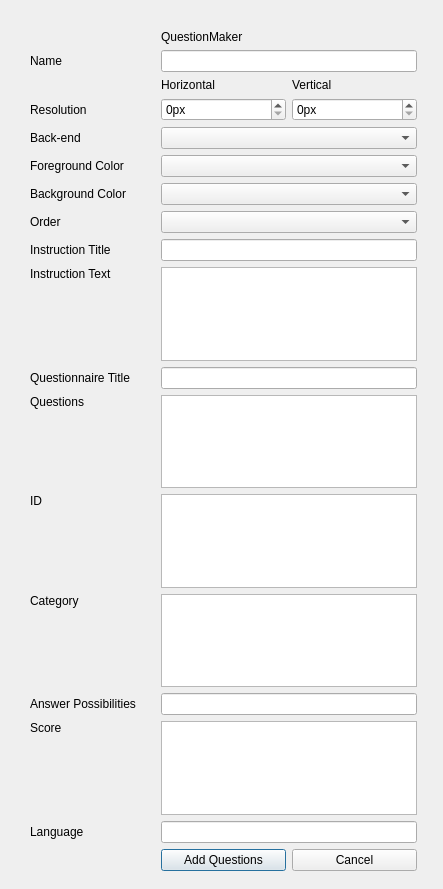
Qt form resources/questionnairecreator.ui (dev-jam/opensesame-toolbox) before a commit.
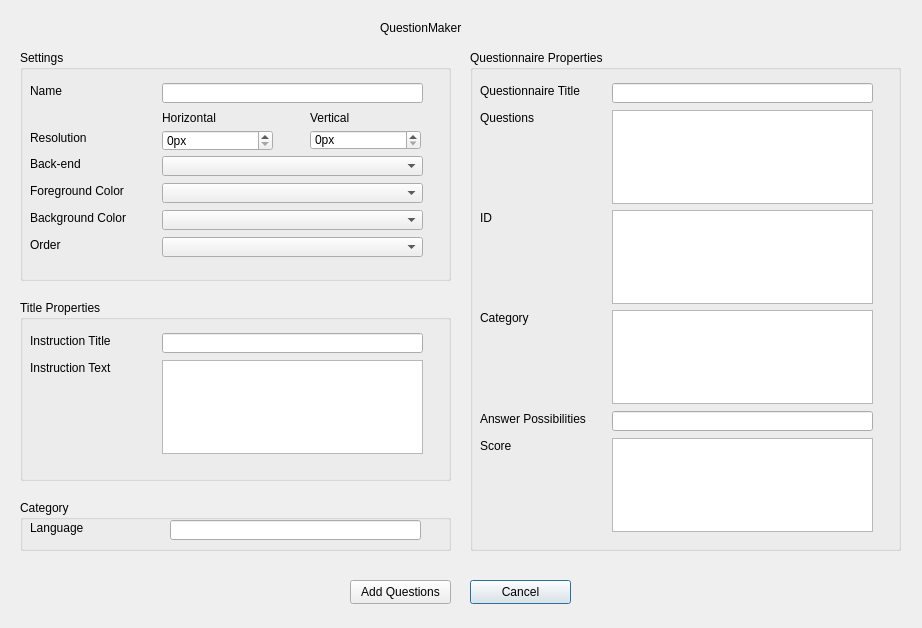
The same form after that commit.

The edit to the form file:
```diff
--- a/resources/questionnairecreator.ui
+++ b/resources/questionnairecreator.ui
@@ -6,226 +6,550 @@
    <rect>
     <x>0</x>
     <y>0</y>
-    <width>443</width>
-    <height>889</height>
+    <width>922</width>
+    <height>628</height>
    </rect>
   </property>
   <property name="windowTitle">
    <string>Dialog</string>
   </property>
-  <widget class="QWidget" name="layoutWidget">
+  <widget class="QGroupBox" name="groupBox">
    <property name="geometry">
     <rect>
-     <x>30</x>
-     <y>30</y>
-     <width>387</width>
-     <height>841</height>
+     <x>20</x>
+     <y>50</y>
+     <width>431</width>
+     <height>231</height>
     </rect>
    </property>
-   <layout class="QGridLayout" name="gridLayout">
-    <item row="7" column="1" colspan="2">
-     <widget class="QComboBox" name="orderComboBox"/>
-    </item>
-    <item row="7" column="0">
-     <widget class="QLabel" name="orderLabel">
-      <property name="text">
-       <string>Order</string>
-      </property>
-     </widget>
-    </item>
-    <item row="0" column="1">
-     <widget class="QLabel" name="label">
-      <property name="text">
-       <string>QuestionMaker</string>
-      </property>
-     </widget>
-    </item>
-    <item row="9" column="0" alignment="Qt::AlignTop">
-     <widget class="QLabel" name="instructionLabel">
-      <property name="text">
-       <string>Instruction Text</string>
-      </property>
-     </widget>
-    </item>
-    <item row="5" column="1" colspan="2">
-     <widget class="QComboBox" name="fgColorComboBox"/>
-    </item>
-    <item row="13" column="1" colspan="2">
-     <widget class="QPlainTextEdit" name="idPlainTextEdit"/>
-    </item>
-    <item row="2" column="2">
-     <widget class="QLabel" name="resolutionVerticalLabel">
-      <property name="text">
-       <string>Vertical</string>
-      </property>
-     </widget>
-    </item>
-    <item row="3" column="1">
-     <widget class="QSpinBox" name="resolutionHorizontalSpinBox">
-      <property name="suffix">
-       <string>px</string>
-      </property>
-      <property name="maximum">
-       <number>10000</number>
-      </property>
-     </widget>
-    </item>
-    <item row="1" column="1" colspan="2">
-     <widget class="QLineEdit" name="nameLineEdit"/>
-    </item>
-    <item row="12" column="1" colspan="2">
-     <widget class="QPlainTextEdit" name="questionPlainTextEdit"/>
-    </item>
-    <item row="17" column="1" colspan="2">
-     <widget class="QLineEdit" name="languageLineEdit"/>
-    </item>
-    <item row="6" column="1" colspan="2">
-     <widget class="QComboBox" name="bgColorComboBox"/>
-    </item>
-    <item row="3" column="0">
-     <widget class="QLabel" name="resolutionLabel">
-      <property name="text">
-       <string>Resolution</string>
-      </property>
-     </widget>
-    </item>
-    <item row="19" column="1">
-     <widget class="QPushButton" name="addQuestionButton">
-      <property name="text">
-       <string>Add Questions</string>
-      </property>
-     </widget>
-    </item>
-    <item row="2" column="1">
-     <widget class="QLabel" name="resolutionHorizontalLabel">
-      <property name="text">
-       <string>Horizontal</string>
-      </property>
-     </widget>
-    </item>
-    <item row="12" column="0" alignment="Qt::AlignTop">
-     <widget class="QLabel" name="questionLabel">
-      <property name="text">
-       <string>Questions</string>
-      </property>
-     </widget>
-    </item>
-    <item row="1" column="0">
-     <widget class="QLabel" name="nameLabel">
-      <property name="text">
-       <string>Name</string>
-      </property>
-     </widget>
-    </item>
-    <item row="9" column="1" colspan="2">
-     <widget class="QPlainTextEdit" name="instructionPlainTextEdit"/>
-    </item>
-    <item row="3" column="2">
-     <widget class="QSpinBox" name="resolutionVerticalSpinBox">
-      <property name="suffix">
-       <string>px</string>
-      </property>
-      <property name="maximum">
-       <number>10000</number>
-      </property>
-     </widget>
-    </item>
-    <item row="16" column="1" colspan="2">
-     <widget class="QPlainTextEdit" name="scorePlainTextEdit"/>
-    </item>
-    <item row="13" column="0" alignment="Qt::AlignTop">
-     <widget class="QLabel" name="idLabel">
-      <property name="text">
-       <string>ID</string>
-      </property>
-     </widget>
-    </item>
-    <item row="16" column="0" alignment="Qt::AlignTop">
-     <widget class="QLabel" name="scoreLabel">
-      <property name="text">
-       <string>Score</string>
-      </property>
-     </widget>
-    </item>
-    <item row="5" column="0">
-     <widget class="QLabel" name="fgColorLabel">
-      <property name="text">
-       <string>Foreground Color</string>
-      </property>
-     </widget>
-    </item>
-    <item row="15" column="1" colspan="2">
-     <widget class="QLineEdit" name="answerLineEdit"/>
-    </item>
-    <item row="4" column="0">
-     <widget class="QLabel" name="backendLabel">
-      <property name="text">
-       <string>Back-end</string>
-      </property>
-     </widget>
-    </item>
-    <item row="4" column="1" colspan="2">
-     <widget class="QComboBox" name="backendComboBox"/>
-    </item>
-    <item row="14" column="1" colspan="2">
-     <widget class="QPlainTextEdit" name="categoryPlainTextEdit"/>
-    </item>
-    <item row="19" column="2">
-     <widget class="QPushButton" name="cancelButton">
-      <property name="text">
-       <string>Cancel</string>
-      </property>
-     </widget>
-    </item>
-    <item row="6" column="0">
-     <widget class="QLabel" name="bgColorLabel">
-      <property name="text">
-       <string>Background Color</string>
-      </property>
-     </widget>
-    </item>
-    <item row="14" column="0" alignment="Qt::AlignTop">
-     <widget class="QLabel" name="categoryLabel">
-      <property name="text">
-       <string>Category</string>
-      </property>
-     </widget>
-    </item>
-    <item row="17" column="0">
-     <widget class="QLabel" name="languageLabel">
-      <property name="text">
-       <string>Language</string>
-      </property>
-     </widget>
-    </item>
-    <item row="15" column="0">
-     <widget class="QLabel" name="answerLabel">
-      <property name="text">
-       <string>Answer Possibilities</string>
-      </property>
-     </widget>
-    </item>
-    <item row="8" column="0">
-     <widget class="QLabel" name="instructionTitleLabel">
-      <property name="text">
-       <string>Instruction Title</string>
-      </property>
-     </widget>
-    </item>
-    <item row="8" column="1" colspan="2">
-     <widget class="QLineEdit" name="instructionTitleLineEdit"/>
-    </item>
-    <item row="11" column="1" colspan="2">
-     <widget class="QLineEdit" name="questionnaireTitleLineEdit"/>
-    </item>
-    <item row="11" column="0">
-     <widget class="QLabel" name="questionnaireTitleLabel">
-      <property name="text">
-       <string>Questionnaire Title</string>
-      </property>
-     </widget>
-    </item>
-   </layout>
+   <property name="title">
+    <string>Settings</string>
+   </property>
+   <widget class="QLabel" name="backendLabel">
+    <property name="geometry">
+     <rect>
+      <x>10</x>
+      <y>106</y>
+      <width>58</width>
+      <height>16</height>
+     </rect>
+    </property>
+    <property name="text">
+     <string>Back-end</string>
+    </property>
+   </widget>
+   <widget class="QSpinBox" name="resolutionVerticalSpinBox">
+    <property name="geometry">
+     <rect>
+      <x>290</x>
+      <y>80</y>
+      <width>111</width>
+      <height>20</height>
+     </rect>
+    </property>
+    <property name="suffix">
+     <string>px</string>
+    </property>
+    <property name="maximum">
+     <number>10000</number>
+    </property>
+   </widget>
+   <widget class="QComboBox" name="orderComboBox">
+    <property name="geometry">
+     <rect>
+      <x>142</x>
+      <y>187</y>
+      <width>261</width>
+      <height>20</height>
+     </rect>
+    </property>
+   </widget>
+   <widget class="QLabel" name="fgColorLabel">
+    <property name="geometry">
+     <rect>
+      <x>10</x>
+      <y>133</y>
+      <width>109</width>
+      <height>16</height>
+     </rect>
+    </property>
+    <property name="text">
+     <string>Foreground Color</string>
+    </property>
+   </widget>
+   <widget class="QLineEdit" name="nameLineEdit">
+    <property name="geometry">
+     <rect>
+      <x>142</x>
+      <y>33</y>
+      <width>261</width>
+      <height>20</height>
+     </rect>
+    </property>
+    <property name="sizePolicy">
+     <sizepolicy hsizetype="Fixed" vsizetype="Fixed">
+      <horstretch>0</horstretch>
+      <verstretch>0</verstretch>
+     </sizepolicy>
+    </property>
+   </widget>
+   <widget class="QLabel" name="resolutionHorizontalLabel">
+    <property name="geometry">
+     <rect>
+      <x>142</x>
+      <y>60</y>
+      <width>62</width>
+      <height>16</height>
+     </rect>
+    </property>
+    <property name="text">
+     <string>Horizontal</string>
+    </property>
+   </widget>
+   <widget class="QSpinBox" name="resolutionHorizontalSpinBox">
+    <property name="geometry">
+     <rect>
+      <x>142</x>
+      <y>80</y>
+      <width>111</width>
+      <height>21</height>
+     </rect>
+    </property>
+    <property name="suffix">
+     <string>px</string>
+    </property>
+    <property name="maximum">
+     <number>10000</number>
+    </property>
+   </widget>
+   <widget class="QComboBox" name="fgColorComboBox">
+    <property name="geometry">
+     <rect>
+      <x>142</x>
+      <y>133</y>
+      <width>261</width>
+      <height>20</height>
+     </rect>
+    </property>
+   </widget>
+   <widget class="QLabel" name="bgColorLabel">
+    <property name="geometry">
+     <rect>
+      <x>10</x>
+      <y>160</y>
+      <width>111</width>
+      <height>16</height>
+     </rect>
+    </property>
+    <property name="text">
+     <string>Background Color</string>
+    </property>
+   </widget>
+   <widget class="QLabel" name="orderLabel">
+    <property name="geometry">
+     <rect>
+      <x>10</x>
+      <y>187</y>
+      <width>35</width>
+      <height>16</height>
+     </rect>
+    </property>
+    <property name="text">
+     <string>Order</string>
+    </property>
+   </widget>
+   <widget class="QLabel" name="resolutionVerticalLabel">
+    <property name="geometry">
+     <rect>
+      <x>290</x>
+      <y>60</y>
+      <width>46</width>
+      <height>16</height>
+     </rect>
+    </property>
+    <property name="text">
+     <string>Vertical</string>
+    </property>
+   </widget>
+   <widget class="QComboBox" name="bgColorComboBox">
+    <property name="geometry">
+     <rect>
+      <x>142</x>
+      <y>160</y>
+      <width>261</width>
+      <height>20</height>
+     </rect>
+    </property>
+   </widget>
+   <widget class="QLabel" name="nameLabel">
+    <property name="geometry">
+     <rect>
+      <x>10</x>
+      <y>33</y>
+      <width>36</width>
+      <height>16</height>
+     </rect>
+    </property>
+    <property name="text">
+     <string>Name</string>
+    </property>
+   </widget>
+   <widget class="QLabel" name="resolutionLabel">
+    <property name="geometry">
+     <rect>
+      <x>10</x>
+      <y>80</y>
+      <width>65</width>
+      <height>16</height>
+     </rect>
+    </property>
+    <property name="text">
+     <string>Resolution</string>
+    </property>
+   </widget>
+   <widget class="QComboBox" name="backendComboBox">
+    <property name="geometry">
+     <rect>
+      <x>142</x>
+      <y>106</y>
+      <width>261</width>
+      <height>20</height>
+     </rect>
+    </property>
+   </widget>
+  </widget>
+  <widget class="QGroupBox" name="groupBox_2">
+   <property name="geometry">
+    <rect>
+     <x>20</x>
+     <y>300</y>
+     <width>431</width>
+     <height>181</height>
+    </rect>
+   </property>
+   <property name="title">
+    <string>Title Properties</string>
+   </property>
+   <widget class="QPlainTextEdit" name="instructionPlainTextEdit">
+    <property name="geometry">
+     <rect>
+      <x>142</x>
+      <y>60</y>
+      <width>261</width>
+      <height>94</height>
+     </rect>
+    </property>
+   </widget>
+   <widget class="QLineEdit" name="instructionTitleLineEdit">
+    <property name="geometry">
+     <rect>
+      <x>142</x>
+      <y>33</y>
+      <width>261</width>
+      <height>20</height>
+     </rect>
+    </property>
+    <property name="sizePolicy">
+     <sizepolicy hsizetype="Fixed" vsizetype="Fixed">
+      <horstretch>0</horstretch>
+      <verstretch>0</verstretch>
+     </sizepolicy>
+    </property>
+   </widget>
+   <widget class="QLabel" name="instructionTitleLabel">
+    <property name="geometry">
+     <rect>
+      <x>10</x>
+      <y>33</y>
+      <width>97</width>
+      <height>16</height>
+     </rect>
+    </property>
+    <property name="text">
+     <string>Instruction Title</string>
+    </property>
+   </widget>
+   <widget class="QLabel" name="instructionLabel">
+    <property name="geometry">
+     <rect>
+      <x>10</x>
+      <y>60</y>
+      <width>95</width>
+      <height>16</height>
+     </rect>
+    </property>
+    <property name="text">
+     <string>Instruction Text</string>
+    </property>
+   </widget>
+  </widget>
+  <widget class="QGroupBox" name="groupBox_3">
+   <property name="geometry">
+    <rect>
+     <x>20</x>
+     <y>500</y>
+     <width>431</width>
+     <height>51</height>
+    </rect>
+   </property>
+   <property name="title">
+    <string>Category</string>
+   </property>
+   <widget class="QLabel" name="languageLabel">
+    <property name="geometry">
+     <rect>
+      <x>10</x>
+      <y>20</y>
+      <width>62</width>
+      <height>16</height>
+     </rect>
+    </property>
+    <property name="text">
+     <string>Language</string>
+    </property>
+   </widget>
+   <widget class="QLineEdit" name="languageLineEdit">
+    <property name="geometry">
+     <rect>
+      <x>150</x>
+      <y>20</y>
+      <width>251</width>
+      <height>20</height>
+     </rect>
+    </property>
+    <property name="sizePolicy">
+     <sizepolicy hsizetype="Fixed" vsizetype="Fixed">
+      <horstretch>0</horstretch>
+      <verstretch>0</verstretch>
+     </sizepolicy>
+    </property>
+   </widget>
+  </widget>
+  <widget class="QGroupBox" name="groupBox_4">
+   <property name="geometry">
+    <rect>
+     <x>470</x>
+     <y>50</y>
+     <width>431</width>
+     <height>501</height>
+    </rect>
+   </property>
+   <property name="title">
+    <string>Questionnaire Properties</string>
+   </property>
+   <widget class="QLabel" name="idLabel">
+    <property name="geometry">
+     <rect>
+      <x>10</x>
+      <y>160</y>
+      <width>16</width>
+      <height>16</height>
+     </rect>
+    </property>
+    <property name="text">
+     <string>ID</string>
+    </property>
+   </widget>
+   <widget class="QPlainTextEdit" name="questionPlainTextEdit">
+    <property name="geometry">
+     <rect>
+      <x>142</x>
+      <y>60</y>
+      <width>261</width>
+      <height>94</height>
+     </rect>
+    </property>
+    <property name="sizePolicy">
+     <sizepolicy hsizetype="Fixed" vsizetype="Fixed">
+      <horstretch>0</horstretch>
+      <verstretch>0</verstretch>
+     </sizepolicy>
+    </property>
+   </widget>
+   <widget class="QLabel" name="questionLabel">
+    <property name="geometry">
+     <rect>
+      <x>10</x>
+      <y>60</y>
+      <width>63</width>
+      <height>16</height>
+     </rect>
+    </property>
+    <property name="text">
+     <string>Questions</string>
+    </property>
+   </widget>
+   <widget class="QLabel" name="questionnaireTitleLabel">
+    <property name="geometry">
+     <rect>
+      <x>10</x>
+      <y>33</y>
+      <width>118</width>
+      <height>16</height>
+     </rect>
+    </property>
+    <property name="text">
+     <string>Questionnaire Title</string>
+    </property>
+   </widget>
+   <widget class="QLineEdit" name="answerLineEdit">
+    <property name="geometry">
+     <rect>
+      <x>142</x>
+      <y>361</y>
+      <width>261</width>
+      <height>20</height>
+     </rect>
+    </property>
+    <property name="sizePolicy">
+     <sizepolicy hsizetype="Fixed" vsizetype="Fixed">
+      <horstretch>0</horstretch>
+      <verstretch>0</verstretch>
+     </sizepolicy>
+    </property>
+   </widget>
+   <widget class="QLabel" name="scoreLabel">
+    <property name="geometry">
+     <rect>
+      <x>10</x>
+      <y>388</y>
+      <width>36</width>
+      <height>16</height>
+     </rect>
+    </property>
+    <property name="text">
+     <string>Score</string>
+    </property>
+   </widget>
+   <widget class="QLabel" name="answerLabel">
+    <property name="geometry">
+     <rect>
+      <x>10</x>
+      <y>361</y>
+      <width>122</width>
+      <height>16</height>
+     </rect>
+    </property>
+    <property name="text">
+     <string>Answer Possibilities</string>
+    </property>
+   </widget>
+   <widget class="QPlainTextEdit" name="scorePlainTextEdit">
+    <property name="geometry">
+     <rect>
+      <x>142</x>
+      <y>388</y>
+      <width>261</width>
+      <height>94</height>
+     </rect>
+    </property>
+    <property name="sizePolicy">
+     <sizepolicy hsizetype="Fixed" vsizetype="Fixed">
+      <horstretch>0</horstretch>
+      <verstretch>0</verstretch>
+     </sizepolicy>
+    </property>
+   </widget>
+   <widget class="QPlainTextEdit" name="categoryPlainTextEdit">
+    <property name="geometry">
+     <rect>
+      <x>142</x>
+      <y>260</y>
+      <width>261</width>
+      <height>94</height>
+     </rect>
+    </property>
+    <property name="sizePolicy">
+     <sizepolicy hsizetype="Fixed" vsizetype="Fixed">
+      <horstretch>0</horstretch>
+      <verstretch>0</verstretch>
+     </sizepolicy>
+    </property>
+   </widget>
+   <widget class="QPlainTextEdit" name="idPlainTextEdit">
+    <property name="geometry">
+     <rect>
+      <x>142</x>
+      <y>160</y>
+      <width>261</width>
+      <height>94</height>
+     </rect>
+    </property>
+    <property name="sizePolicy">
+     <sizepolicy hsizetype="Fixed" vsizetype="Fixed">
+      <horstretch>0</horstretch>
+      <verstretch>0</verstretch>
+     </sizepolicy>
+    </property>
+   </widget>
+   <widget class="QLineEdit" name="questionnaireTitleLineEdit">
+    <property name="geometry">
+     <rect>
+      <x>142</x>
+      <y>33</y>
+      <width>261</width>
+      <height>20</height>
+     </rect>
+    </property>
+    <property name="sizePolicy">
+     <sizepolicy hsizetype="Fixed" vsizetype="Fixed">
+      <horstretch>0</horstretch>
+      <verstretch>0</verstretch>
+     </sizepolicy>
+    </property>
+   </widget>
+   <widget class="QLabel" name="categoryLabel">
+    <property name="geometry">
+     <rect>
+      <x>10</x>
+      <y>260</y>
+      <width>57</width>
+      <height>16</height>
+     </rect>
+    </property>
+    <property name="text">
+     <string>Category</string>
+    </property>
+   </widget>
+  </widget>
+  <widget class="QPushButton" name="cancelButton">
+   <property name="geometry">
+    <rect>
+     <x>470</x>
+     <y>580</y>
+     <width>101</width>
+     <height>24</height>
+    </rect>
+   </property>
+   <property name="text">
+    <string>Cancel</string>
+   </property>
+  </widget>
+  <widget class="QPushButton" name="addQuestionButton">
+   <property name="geometry">
+    <rect>
+     <x>350</x>
+     <y>580</y>
+     <width>101</width>
+     <height>24</height>
+    </rect>
+   </property>
+   <property name="text">
+    <string>Add Questions</string>
+   </property>
+  </widget>
+  <widget class="QLabel" name="label">
+   <property name="geometry">
+    <rect>
+     <x>380</x>
+     <y>20</y>
+     <width>171</width>
+     <height>16</height>
+    </rect>
+   </property>
+   <property name="text">
+    <string>QuestionMaker</string>
+   </property>
   </widget>
  </widget>
  <resources/>
```
